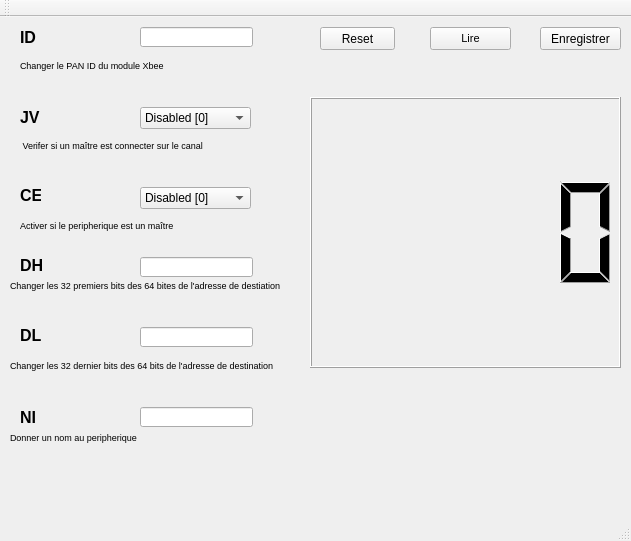
This is appLampadaire/cihmlampadaire.ui in blox98/projet-BTS as Qt 5 draws it before an edit. The edited form follows.
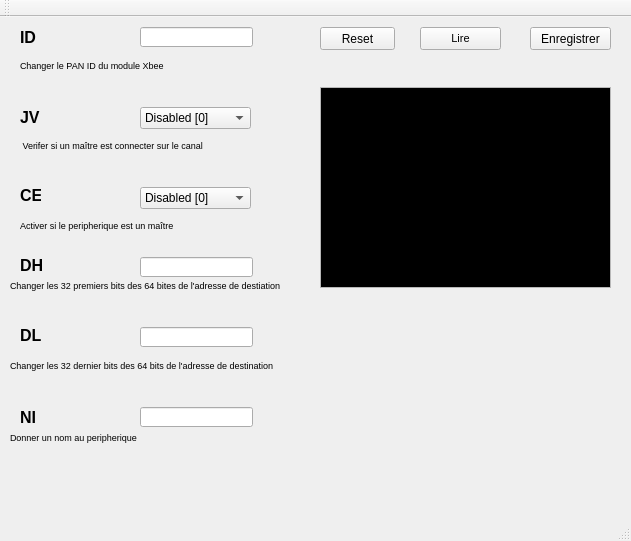
This is the edited form.

```diff
--- a/appLampadaire/cihmlampadaire.ui
+++ b/appLampadaire/cihmlampadaire.ui
@@ -331,7 +331,7 @@
    <widget class="QPushButton" name="PbLire">
     <property name="geometry">
      <rect>
-      <x>430</x>
+      <x>420</x>
       <y>10</y>
       <width>81</width>
       <height>23</height>
@@ -349,7 +349,7 @@
    <widget class="QPushButton" name="PbEnregistrer">
     <property name="geometry">
      <rect>
-      <x>540</x>
+      <x>530</x>
       <y>10</y>
       <width>81</width>
       <height>23</height>
@@ -359,15 +359,85 @@
      <string>Enregistrer</string>
     </property>
    </widget>
-   <widget class="QLCDNumber" name="lcdNumber">
+   <widget class="QTextEdit" name="txtConsole">
     <property name="geometry">
      <rect>
-      <x>310</x>
-      <y>80</y>
-      <width>311</width>
-      <height>271</height>
+      <x>320</x>
+      <y>70</y>
+      <width>291</width>
+      <height>201</height>
      </rect>
     </property>
+    <property name="palette">
+     <palette>
+      <active>
+       <colorrole role="Text">
+        <brush brushstyle="SolidPattern">
+         <color alpha="255">
+          <red>43</red>
+          <green>211</green>
+          <blue>24</blue>
+         </color>
+        </brush>
+       </colorrole>
+       <colorrole role="Base">
+        <brush brushstyle="SolidPattern">
+         <color alpha="255">
+          <red>0</red>
+          <green>0</green>
+          <blue>0</blue>
+         </color>
+        </brush>
+       </colorrole>
+      </active>
+      <inactive>
+       <colorrole role="Text">
+        <brush brushstyle="SolidPattern">
+         <color alpha="255">
+          <red>43</red>
+          <green>211</green>
+          <blue>24</blue>
+         </color>
+        </brush>
+       </colorrole>
+       <colorrole role="Base">
+        <brush brushstyle="SolidPattern">
+         <color alpha="255">
+          <red>0</red>
+          <green>0</green>
+          <blue>0</blue>
+         </color>
+        </brush>
+       </colorrole>
+      </inactive>
+      <disabled>
+       <colorrole role="Text">
+        <brush brushstyle="SolidPattern">
+         <color alpha="255">
+          <red>120</red>
+          <green>120</green>
+          <blue>120</blue>
+         </color>
+        </brush>
+       </colorrole>
+       <colorrole role="Base">
+        <brush brushstyle="SolidPattern">
+         <color alpha="255">
+          <red>240</red>
+          <green>240</green>
+          <blue>240</blue>
+         </color>
+        </brush>
+       </colorrole>
+      </disabled>
+     </palette>
+    </property>
+    <property name="cursor" stdset="0">
+     <cursorShape>ForbiddenCursor</cursorShape>
+    </property>
+    <property name="readOnly">
+     <bool>true</bool>
+    </property>
    </widget>
    <widget class="QPushButton" name="pushButton">
     <property name="geometry">
```
Left out of the diff: 17 changed lines with no effect on the pictures.
